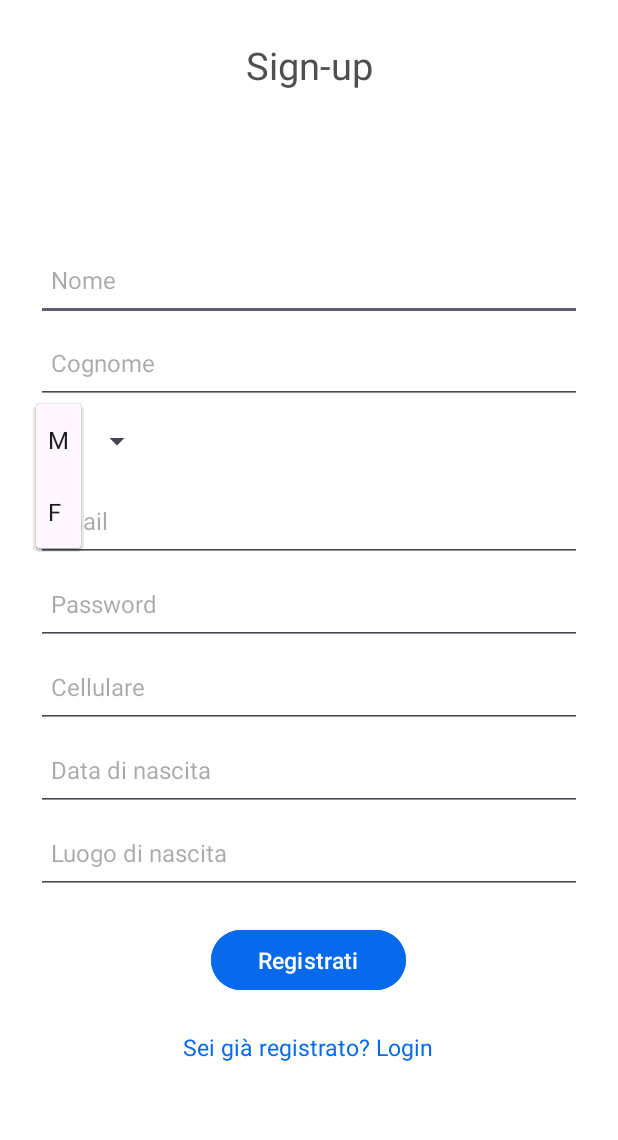
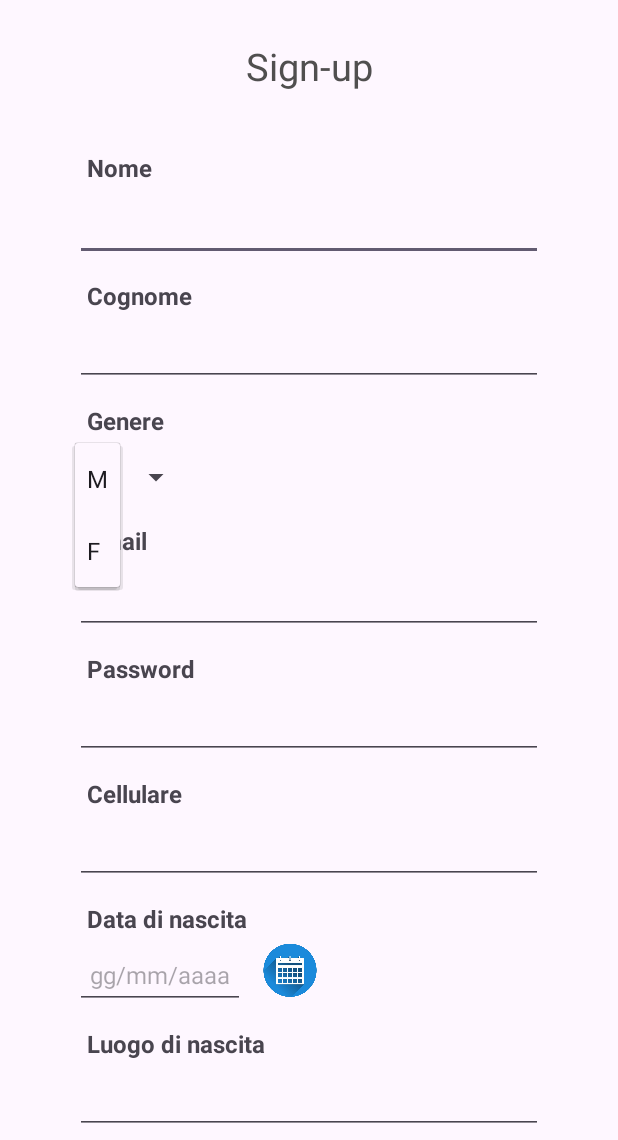
Before and after one commit to martinaminiello/AuthRegistr, an Android app: the RegistrazioneRichiedenteAsilo screen opened directly, with no data from a screen before it, after a tap on an icon or button, on a phone screen of 412 x 824 dp, the part 96-1236 px from its top. Run offline under Robolectric (Android 15) with nearby library versions, the phone set to English and light mode, and no system bars; our stand-ins replace Firebase (no records; nobody signed in at launch, a user with empty details on screens opened directly).

Commit message:
Added datepicker. TO DO:  telephone number, forgotPassword? and who logs in?

```diff
--- a/app/src/main/res/layout/activity_registrazione_richiedente_asilo.xml
+++ b/app/src/main/res/layout/activity_registrazione_richiedente_asilo.xml
@@ -1,12 +1,19 @@
 <?xml version="1.0" encoding="utf-8"?>
-
-<RelativeLayout xmlns:android="http://schemas.android.com/apk/res/android"
+<ScrollView
+    xmlns:android="http://schemas.android.com/apk/res/android"
+    xmlns:tools="http://schemas.android.com/tools"
     xmlns:app="http://schemas.android.com/apk/res-auto"
-    xmlns:tools="http://schemas.android.com/tools"
     android:layout_width="match_parent"
     android:layout_height="match_parent"
-    android:background="@color/white"
     tools:context=".MainActivity">
+<RelativeLayout
+    android:layout_width="match_parent"
+    android:layout_height="match_parent"
+    tools:context=".MainActivity">
+
+
+
+
 
 
     <com.google.android.material.appbar.MaterialToolbar
@@ -17,61 +24,94 @@
         app:title="AsilApp"
         app:titleTextColor="#FFFFFF" />
 
-    <TextView
-        android:id="@+id/signupText"
-        android:layout_width="match_parent"
-        android:layout_height="wrap_content"
-        android:text="Sign-up"
-        android:layout_marginTop="90dp"
-        android:textAlignment="center"
-        android:textColor="#504F4F"
-        android:textSize="25sp"
-        android:textStyle="normal" />
+
 
     <LinearLayout
         android:layout_width="match_parent"
-        android:layout_height="670dp"
+        android:layout_height="match_parent"
         android:layout_alignParentStart="true"
         android:layout_alignParentBottom="true"
         android:layout_marginBottom="-9dp"
         android:gravity="center"
         android:orientation="vertical"
-        android:padding="24dp">
+        android:padding="50dp">
 
+        <TextView
+            android:id="@+id/signupText"
+            android:layout_width="match_parent"
+            android:layout_height="wrap_content"
+            android:text="Sign-up"
+            android:layout_marginTop="50dp"
+            android:textAlignment="center"
+            android:textColor="#504F4F"
+            android:textSize="25sp"
+            android:textStyle="normal" />
+
+        <TextView
+            android:id="@+id/textNome"
+            android:layout_width="wrap_content"
+            android:layout_height="wrap_content"
+            android:layout_gravity="left"
+            android:padding="4dp"
+            android:layout_marginTop="35dp"
+            android:text=" Nome"
+            android:textSize="16dp"
+            android:textStyle="bold" />
 
         <EditText
             android:id="@+id/nome"
             android:layout_width="match_parent"
-            android:layout_height="55dp"
-            android:layout_marginTop="35dp"
+            android:layout_height="45dp"
+            android:layout_marginTop="2dp"
             android:textSize="16sp"
             android:drawablePadding="10dp"
-            android:hint="Nome "
+
             android:inputType="textPersonName"
             android:padding="10dp"
             android:textColor="@color/black" />
 
+        <TextView
+            android:id="@+id/textCognome"
+            android:layout_width="wrap_content"
+            android:layout_height="wrap_content"
+            android:layout_gravity="left"
+            android:padding="4dp"
+            android:layout_marginTop="8dp"
 
+            android:text=" Cognome"
+            android:textSize="16dp"
+            android:textStyle="bold" />
         <EditText
             android:id="@+id/cognome"
             android:layout_width="match_parent"
-            android:layout_height="55dp"
+            android:layout_height="45dp"
             android:textSize="16sp"
             android:drawablePadding="10dp"
-            android:hint="Cognome "
+
             android:inputType="textPersonName"
             android:padding="10dp"
             android:textColor="@color/black" />
+        <TextView
+            android:id="@+id/textGenere"
+            android:layout_width="wrap_content"
+            android:layout_height="wrap_content"
+            android:layout_gravity="left"
+            android:padding="4dp"
+            android:layout_marginTop="8dp"
 
+            android:text=" Genere"
+            android:textSize="16dp"
+            android:textStyle="bold" />
 
         <Spinner
             android:id="@+id/spinner_genere"
             style="@style/Widget.Material3.TextInputLayout.FilledBox.Dense"
             android:layout_width="wrap_content"
-            android:layout_height="50dp"
+            android:layout_height="45dp"
             android:layout_gravity="start|left"
             android:layout_marginLeft="20sp"
             android:layout_marginEnd="20sp"
+
             android:textSize="16sp"
             android:layout_marginRight="20sp"
             android:layout_marginBottom="20sp"
@@ -80,62 +120,135 @@
             android:prompt="@string/genere_prompt"
             app:boxStrokeColor="#076AEC" />
 
+
+        <TextView
+            android:id="@+id/textEmail"
+            android:layout_width="wrap_content"
+            android:layout_height="wrap_content"
+            android:layout_gravity="left"
+
+            android:layout_marginTop="-15dp"
+            android:padding="4dp"
+            android:text=" Email"
+            android:textSize="16dp"
+            android:textStyle="bold" />
+
         <EditText
             android:id="@+id/email"
             android:layout_width="match_parent"
-            android:layout_height="55dp"
-            android:layout_marginTop="-20dp"
+            android:layout_height="45dp"
+            android:layout_marginTop="2dp"
             android:drawablePadding="8dp"
-            android:hint="Email"
+
             android:textSize="16sp"
             android:inputType="textEmailAddress"
             android:padding="8dp"
             android:textColor="@color/black" />
+        <TextView
+            android:id="@+id/textPassword"
+            android:layout_width="wrap_content"
+            android:layout_height="wrap_content"
+            android:layout_gravity="left"
+            android:padding="4dp"
+            android:layout_marginTop="8dp"
+            android:text=" Password"
+            android:textSize="16dp"
+            android:textStyle="bold" />
 
         <EditText
             android:id="@+id/password"
             android:layout_width="match_parent"
-            android:layout_height="55dp"
+            android:layout_height="45dp"
             android:textSize="16sp"
             android:drawablePadding="10dp"
-            android:hint="Password"
+
             android:inputType="textPassword"
             android:padding="10dp"
             android:textColor="@color/black" />
+        <TextView
+            android:id="@+id/textCell"
+            android:layout_width="wrap_content"
+            android:layout_height="wrap_content"
+            android:layout_gravity="left"
+            android:padding="4dp"
+            android:layout_marginTop="8dp"
+            android:text=" Cellulare"
+            android:textSize="16dp"
+            android:textStyle="bold" />
+
 
         <EditText
             android:id="@+id/cell"
             android:layout_width="match_parent"
-            android:layout_height="55dp"
+            android:layout_height="45dp"
             android:textSize="16sp"
             android:drawablePadding="10dp"
-            android:hint="Cellulare"
+
             android:inputType="phone|text"
             android:padding="10dp"
             android:textColor="@color/black" />
+        <TextView
+            android:id="@+id/textNascita"
+            android:layout_width="wrap_content"
+            android:layout_height="wrap_content"
+            android:layout_gravity="left"
+            android:padding="4dp"
+            android:layout_marginTop="8dp"
+            android:text=" Data di nascita"
+            android:textSize="16dp"
+            android:textStyle="bold" />
+
+    <LinearLayout
+
+        android:layout_width="match_parent"
+        android:layout_height="wrap_content"
+
+
+
+        android:orientation="horizontal"
+       >
 
 
         <EditText
             android:id="@+id/dataNascita"
-            android:layout_width="match_parent"
-            android:layout_height="55dp"
-            android:textSize="16sp"
+            android:layout_width="wrap_content"
+            android:layout_height="45dp"
             android:drawablePadding="10dp"
-            android:hint="Data di nascita"
+            android:hint="gg/mm/aaaa"
             android:inputType="datetime"
             android:padding="10dp"
-            android:textColor="@color/black" />
+            android:textColor="@color/black"
+            android:textSize="16sp" />
+        <ImageView
+            android:id="@+id/imageHome"
+            android:layout_width="40dp"
+            android:layout_height="40dp"
+            android:layout_marginLeft="10dp"
+            android:src="@drawable/ccal_removebg_preview__1_" />
+
+    </LinearLayout>
+        <TextView
+            android:id="@+id/textLuogoN"
+            android:layout_width="wrap_content"
+            android:layout_height="wrap_content"
+            android:layout_gravity="left"
+            android:padding="4dp"
+            android:layout_marginTop="8dp"
+            android:text=" Luogo di nascita"
+            android:textSize="16dp"
+            android:textStyle="bold" />
 
         <EditText
             android:id="@+id/luogoNascita"
             android:layout_width="match_parent"
-            android:layout_height="55dp"
+            android:layout_height="45dp"
             android:textSize="16sp"
             android:drawablePadding="10dp"
-            android:hint="Luogo di nascita"
+
             android:inputType="text"
             android:padding="10dp"
             android:textColor="@color/black" />
+
 
 
         <Button
@@ -177,3 +290,4 @@
 
 
 </RelativeLayout>
+</ScrollView>
--- /dev/null
+++ b/app/src/main/res/values/styles.xml
@@ -0,0 +1,12 @@
+<?xml version="1.0" encoding="utf-8"?>
+<resources>
+
+    <style name="DatePickerStyle" parent="Theme.AppCompat.Light.Dialog">
+        <item name="colorAccent">#FF076AEC</item> <!-- Color of the selected date -->
+        <item name="android:textColorPrimary">#FF076AEC</item> <!-- Color of the text and buttons -->
+        <item name="android:colorControlActivated">#FF076AEC</item> <!-- Color of the activated control (OK button) -->
+        <item name="android:colorControlHighlight">#FF076AEC</item> <!-- Color of the highlight when pressed -->
+        <item name="android:colorControlNormal">#FF076AEC</item> <!-- Color of the control (CANCEL button) -->
+        <item name="android:background">#9FAEFA</item> <!-- Background color of the DatePickerDialog -->
+    </style>
+</resources>
```
Also changed, not shown: app/src/main/java/com/example/authregistr/RegistrazioneRichiedenteAsilo.java (+92 -27 lines), app/src/main/res/values/array.xml (+22 -0 lines), app/src/main/res/drawable/ccal_removebg_preview__1_.png (added).
